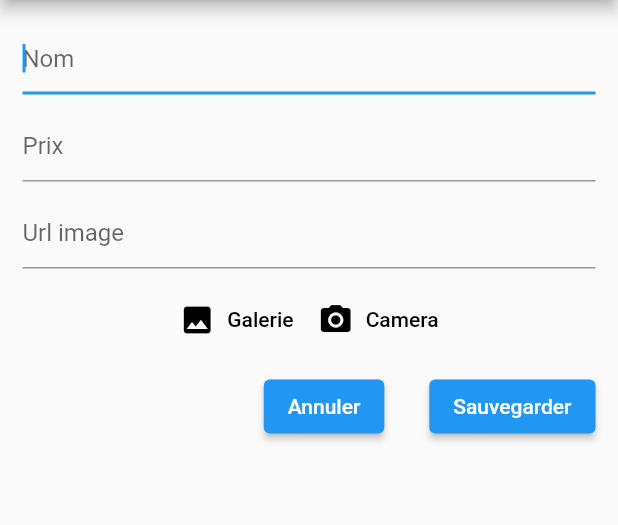
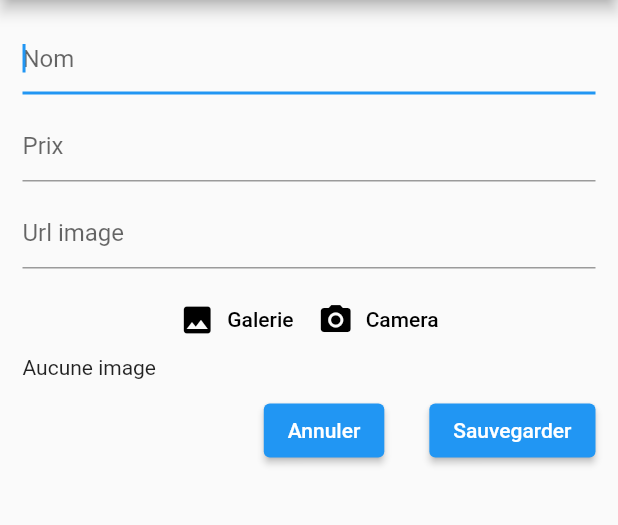
Before and after one commit to GregBiglione/dyma_trip, a Flutter app: the ActivityFormView screen opened directly with empty values, after a tap on "Galerie", on a phone screen of 412 x 824 dp, the part 84-609 px from its top. Run offline on Flutter 3.47's test engine with Material 2 defaults, Android fonts, the phone set to English and light mode, and no system bars; our stand-ins replace image_picker; network calls fail.

Commit message:
Added _pickImage() in ActivityFormImagePicker

```diff
--- a/lib/view/activity_form_view.dart
+++ b/lib/view/activity_form_view.dart
@@ -16,7 +16,11 @@ class ActivityFormView extends StatelessWidget {
         title: Text("Ajouter une activité"),
       ),
       drawer: DrawerTrip(),
-      body: ActivityForm(cityName: cityName),
+      body: SingleChildScrollView(
+        child: ActivityForm(
+            cityName: cityName
+        ),
+      )
     );
   }
 }
--- a/lib/wigdet/activity_form_image_picker.dart
+++ b/lib/wigdet/activity_form_image_picker.dart
@@ -1,4 +1,7 @@
+import 'dart:io';
+
 import 'package:flutter/material.dart';
+import 'package:image_picker/image_picker.dart';
 
 class ActivityFormImagePicker extends StatefulWidget {
   const ActivityFormImagePicker({Key? key}) : super(key: key);
@@ -9,14 +12,39 @@ class ActivityFormImagePicker extends StatefulWidget {
 }
 
 class _ActivityFormImagePickerState extends State<ActivityFormImagePicker> {
+  final ImagePicker imagePicker = ImagePicker();
+  File? _deviceImage;
+
+  //----------------------------------------------------------------------------
+  //----------------------- Pick image from gallery or camera ------------------
+  //----------------------------------------------------------------------------
+
+  Future<void> _pickImage(ImageSource source) async {
+    try {
+      XFile? pickedFile = await imagePicker.pickImage(source: source);
+      _deviceImage = File(pickedFile!.path);
+      if(_deviceImage !=  null){
+        setState(() {});
+        print("Image ok");
+      }
+      else{
+        print("No image");
+      }
+    } catch (e) {
+      rethrow;
+    }
+  }
+
   @override
   Widget build(BuildContext context) {
     return Container(
-      child: Row(
+      child: Column(
+        children: [
+          Row(
             mainAxisAlignment: MainAxisAlignment.center,
             children: [
               TextButton.icon(
-            onPressed: () {},
+                onPressed: () => _pickImage(ImageSource.gallery),
                 icon: Icon(Icons.photo, color: Colors.black,),
                 label: Text(
                   "Galerie",
@@ -24,7 +52,7 @@ class _ActivityFormImagePickerState extends State<ActivityFormImagePicker> {
                 ),
               ),
               TextButton.icon(
-            onPressed: () {},
+                onPressed: () => _pickImage(ImageSource.camera),
                 icon: Icon(Icons.photo_camera, color: Colors.black,),
                 label: Text(
                   "Camera",
@@ -33,6 +61,12 @@ class _ActivityFormImagePickerState extends State<ActivityFormImagePicker> {
               ),
             ],
           ),
+          Container(
+            width: double.infinity,
+            child: _deviceImage != null ? Image.file(_deviceImage!) : Text("Aucune image"),
+          ),
+        ],
+      ),
     );
   }
 }
```
Lines whose indentation alone changed are shown as unchanged.
